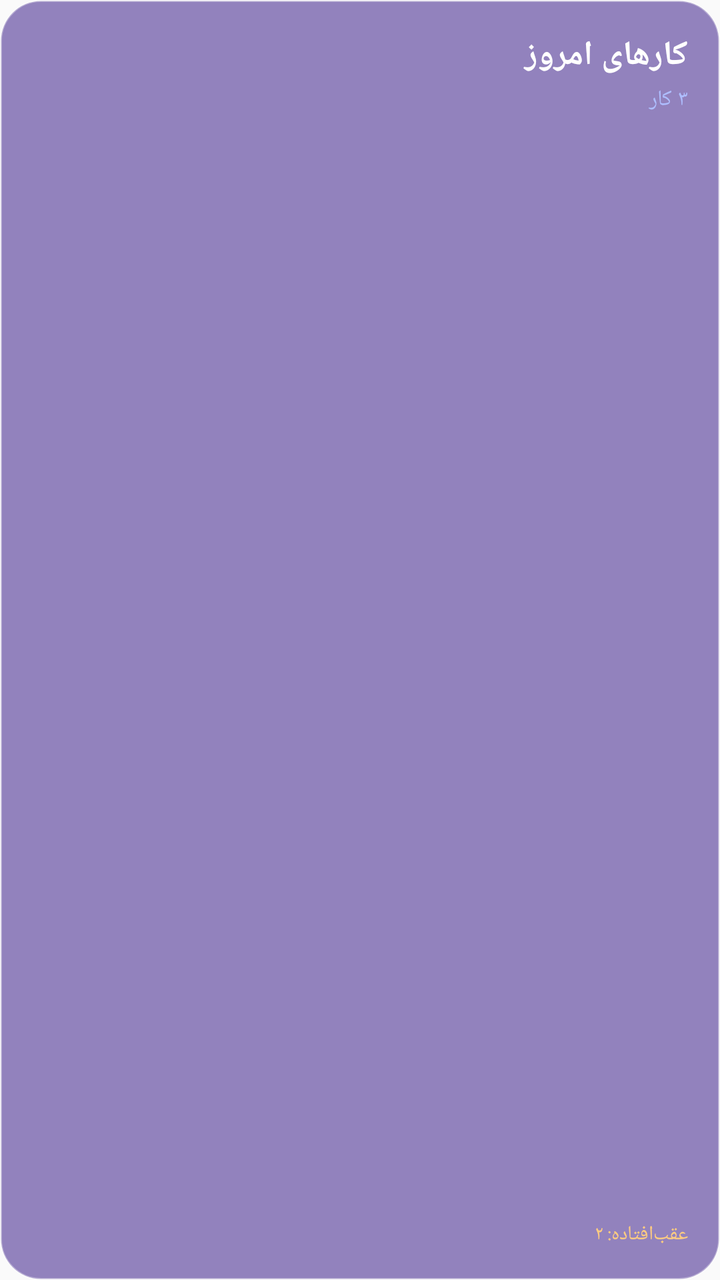
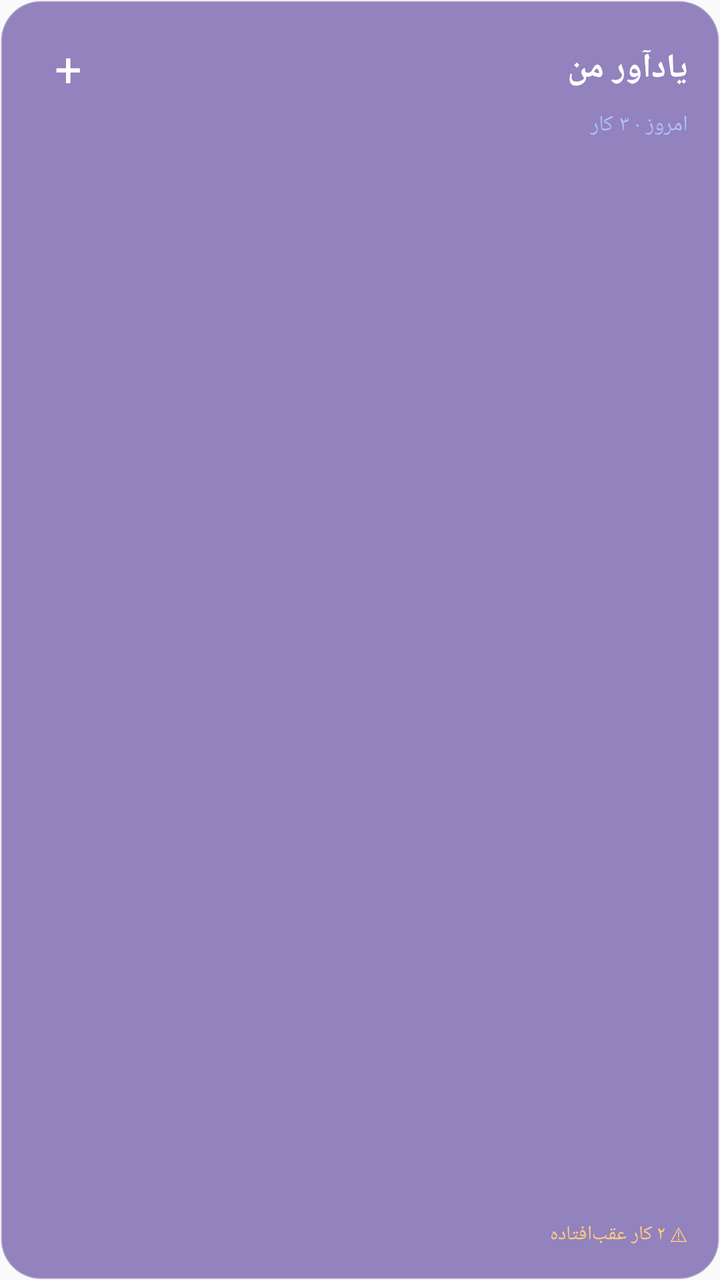

Two renders of the same Android screen: before a commit and after it. Below are the layout's source before the change and the commit's diff.
<!-- AndroidManifest.xml: application theme Theme.Nsa -->
<!-- res/layout/widget_today.xml -->
<?xml version="1.0" encoding="utf-8"?>
<LinearLayout xmlns:android="http://schemas.android.com/apk/res/android"
    android:layout_width="match_parent"
    android:layout_height="match_parent"
    android:orientation="vertical"
    android:gravity="right"
    android:layoutDirection="rtl"
    android:background="@drawable/widget_background"
    android:padding="16dp">

    <TextView
        android:id="@+id/widget_title"
        android:layout_width="match_parent"
        android:layout_height="wrap_content"
        android:gravity="right"
        android:text="کارهای امروز"
        android:textColor="#FFFFFF"
        android:textSize="17sp"
        android:textStyle="bold" />

    <TextView
        android:id="@+id/widget_today_count"
        android:layout_width="match_parent"
        android:layout_height="wrap_content"
        android:layout_marginTop="3dp"
        android:gravity="right"
        android:text="۳ کار"
        android:textColor="#AEBEFF"
        android:textSize="11sp" />

    <LinearLayout
        android:id="@+id/widget_tasks_container"
        android:layout_width="match_parent"
        android:layout_height="0dp"
        android:layout_weight="1"
        android:layout_marginTop="10dp"
        android:orientation="vertical"
        android:gravity="right"
        android:layoutDirection="rtl" />

    <TextView
        android:id="@+id/widget_overdue_count"
        android:layout_width="match_parent"
        android:layout_height="wrap_content"
        android:layout_marginTop="5dp"
        android:gravity="right"
        android:text="عقب‌افتاده: ۲"
        android:textColor="#FFCC80"
        android:textSize="10sp" />

</LinearLayout>
<!-- resources referenced by this layout -->
<resources>
  <!-- drawable widget_background (drawable) -->
  <?xml version="1.0" encoding="utf-8"?>
  <shape xmlns:android="http://schemas.android.com/apk/res/android"
      android:shape="rectangle">
  
      <solid android:color="#B36750A4" />
  
      <corners android:radius="20dp" />
  
      <stroke
          android:width="1dp"
          android:color="#55FFFFFF" />
  
  </shape>
  <style name="Theme.Nsa" parent="android:Theme.Material.Light.NoActionBar" />
</resources>

<!-- the commit's change to res/layout/widget_today.xml (unified diff, before → after) -->
@@ -1,5 +1,6 @@
 <?xml version="1.0" encoding="utf-8"?>
-<LinearLayout xmlns:android="http://schemas.android.com/apk/res/android"
+<LinearLayout
+    xmlns:android="http://schemas.android.com/apk/res/android"
     android:layout_width="match_parent"
     android:layout_height="match_parent"
     android:orientation="vertical"
@@ -8,44 +9,74 @@
     android:background="@drawable/widget_background"
     android:padding="16dp">
 
-    <TextView
-        android:id="@+id/widget_title"
+    
+    <LinearLayout
         android:layout_width="match_parent"
         android:layout_height="wrap_content"
-        android:gravity="right"
-        android:text="کارهای امروز"
-        android:textColor="#FFFFFF"
-        android:textSize="17sp"
-        android:textStyle="bold" />
+        android:orientation="horizontal"
+        android:gravity="center_vertical"
+        android:layoutDirection="rtl">
 
+        <TextView
+            android:id="@+id/widget_title"
+            android:layout_width="0dp"
+            android:layout_height="wrap_content"
+            android:layout_weight="1"
+            android:gravity="right|center_vertical"
+            android:text="یادآور من"
+            android:textColor="#FFFFFF"
+            android:textSize="17sp"
+            android:textStyle="bold"
+            android:maxLines="1"
+            android:ellipsize="end" />
+
+        <TextView
+            android:id="@+id/widget_add"
+            android:layout_width="36dp"
+            android:layout_height="36dp"
+            android:gravity="center"
+            android:text="+"
+            android:textColor="#FFFFFF"
+            android:textSize="24sp"
+            android:textStyle="normal"
+            android:clickable="true"
+            android:focusable="true" />
+
+    </LinearLayout>
+
+    
     <TextView
         android:id="@+id/widget_today_count"
         android:layout_width="match_parent"
         android:layout_height="wrap_content"
         android:layout_marginTop="3dp"
         android:gravity="right"
-        android:text="۳ کار"
+        android:text="امروز · ۳ کار"
         android:textColor="#AEBEFF"
-        android:textSize="11sp" />
+        android:textSize="11sp"
+        android:maxLines="1" />
 
+    
     <LinearLayout
         android:id="@+id/widget_tasks_container"
         android:layout_width="match_parent"
         android:layout_height="0dp"
         android:layout_weight="1"
-        android:layout_marginTop="10dp"
+        android:layout_marginTop="8dp"
         android:orientation="vertical"
         android:gravity="right"
         android:layoutDirection="rtl" />
 
+    
     <TextView
         android:id="@+id/widget_overdue_count"
         android:layout_width="match_parent"
         android:layout_height="wrap_content"
         android:layout_marginTop="5dp"
         android:gravity="right"
-        android:text="عقب‌افتاده: ۲"
+        android:text="⚠ ۲ کار عقب‌افتاده"
         android:textColor="#FFCC80"
-        android:textSize="10sp" />
+        android:textSize="10sp"
+        android:maxLines="1" />
 
 </LinearLayout>
